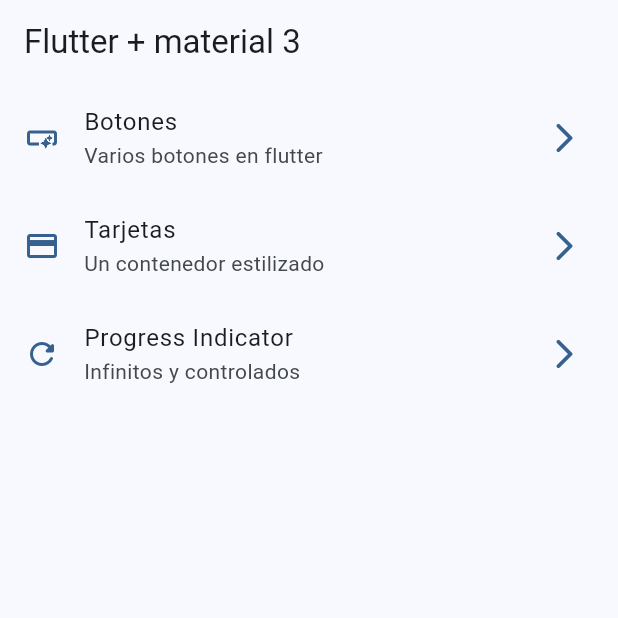
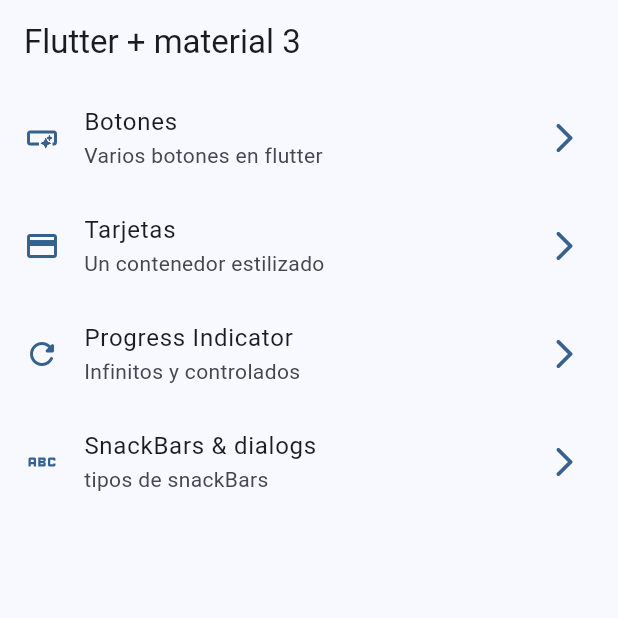
Before and after one commit to sdieg82/widgets_app, a Flutter app: the screen it shows after launch, on a phone screen of 412 x 824 dp, the top half of it. Run offline on Flutter 3.47's test engine with Material 3 defaults, Android fonts, the phone set to English and light mode, and no system bars; our stand-ins replace go_router.

```diff
--- a/lib/config/menu/menu_item.dart
+++ b/lib/config/menu/menu_item.dart
@@ -34,6 +34,12 @@ const appMenuItems=<MenuItem>[
     link:'/progress',
     icon:Icons.refresh_rounded
    ),
+   MenuItem(
+    title:'SnackBars & dialogs',
+    subTitle: 'tipos de snackBars',
+    link:'/snackbar',
+    icon:Icons.abc
+   ),
 
 
 ];
--- a/lib/config/router/app_router.dart
+++ b/lib/config/router/app_router.dart
@@ -24,5 +24,10 @@ final appRouter = GoRouter(
       name: ProgressScreen.name,
       builder: (context, state) => ProgressScreen(),
     ),
+    GoRoute(
+      path: '/snackbar',
+      name: SnackbarScreen.name,
+      builder: (context, state) => SnackbarScreen(),
+    ),
   ],
 );
```
Also changed, not shown: lib/presentation/snackbar/snackbar_screen.dart (+34 -0 lines).
